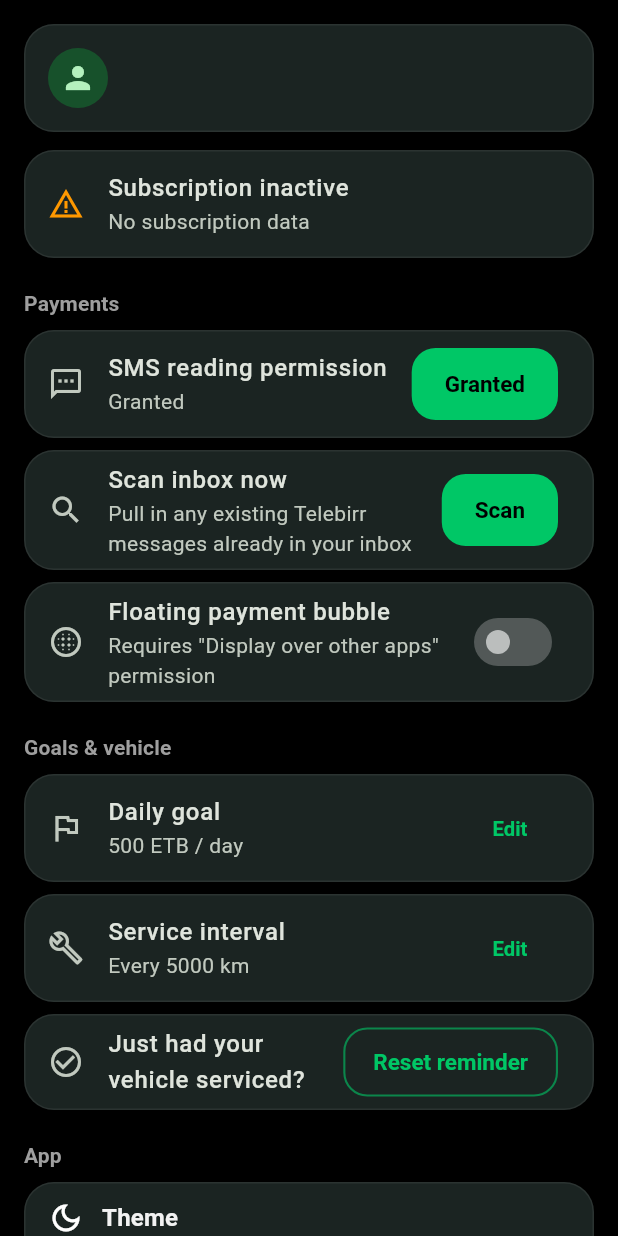
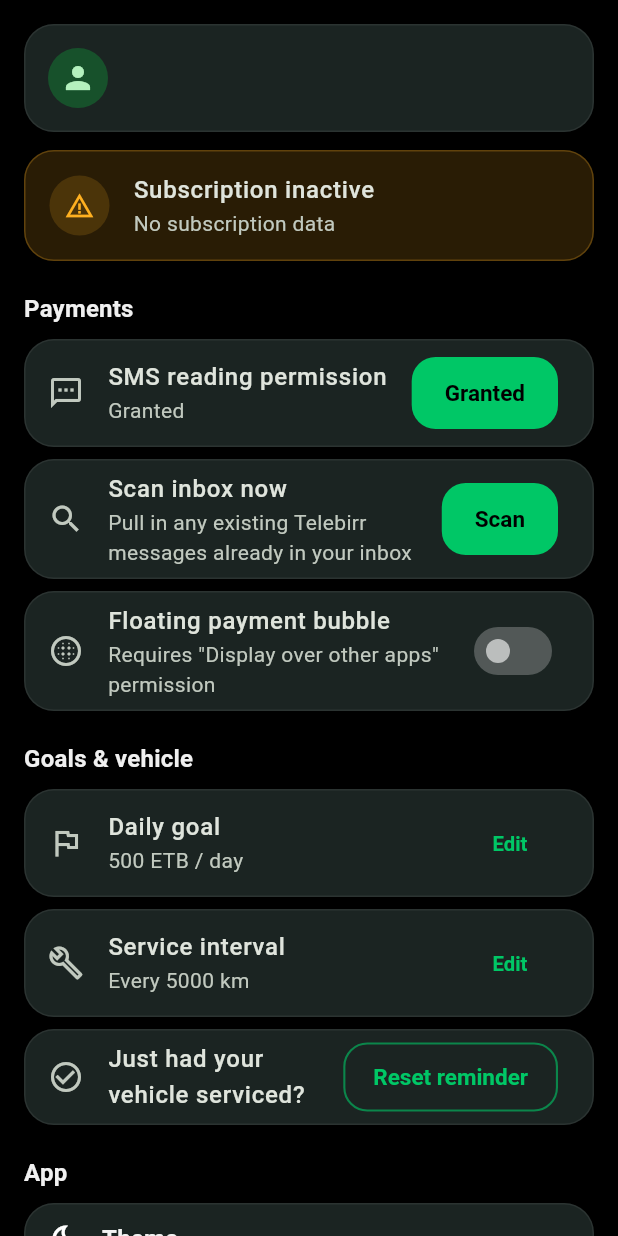
Before and after one commit to yohanness16/taxipay_mobile, a Flutter app: the SettingsScreen screen opened directly, on a phone screen of 412 x 824 dp. Run offline on Flutter 3.47's test engine with Material 3 defaults, Android fonts, the phone set to English and light mode, and no system bars; our stand-ins replace audioplayers, connectivity_plus, csv, fl_chart, flutter_local_notifications, flutter_secure_storage and 4 more; missing offline and left inert: flutter_overlay_window, telephony; accounts and stored records are empty; network calls fail.

Commit message:
feat(ui): rework the settings and onboarding screens
Visual pass on the shared design system, plus the analyzer fixes below.
All localization keys and user-visible strings are byte-identical.

Settings rows, section groupings and toggles move onto the shared
surface/spacing/radius tokens, and onboarding's pages pick up consistent
entrance motion so the walkthrough no longer feels like a different app
from the one it introduces.

The substantive part is dark mode. Both screens leaned on hardcoded
light-mode greys for card fills, captions and dividers, which rendered as
pale blocks and near-invisible text once the surface underneath went
black. Those now come from the role-based neutrals, and the raw Material
swatches used as semantic accents are replaced by the tuned tokens.

Fixes the pre-existing use_build_context_synchronously warnings in
settings_screen (permission and overlay-start flows both awaited before
touching context) and migrates the remaining deprecated withOpacity
calls in both files.

Co-Authored-By: Claude <noreply@anthropic.com>

```diff
--- a/lib/screens/settings_screen.dart
+++ b/lib/screens/settings_screen.dart
@@ -10,7 +10,9 @@ import '../services/overlay_service.dart';
 import '../services/ride_manager.dart';
 import '../services/sms_reader.dart';
 import '../services/subscription_manager.dart';
+import '../theme/app_theme.dart';
 import '../theme/theme_controller.dart';
+import '../widgets/modern_widgets.dart';
 import 'registration_screen.dart';
 
 class SettingsScreen extends StatefulWidget {
@@ -62,12 +64,14 @@ class _SettingsScreenState extends State<SettingsScreen> with WidgetsBindingObse
   Future<void> _load() async {
     final auth = context.read<AuthService>();
     final driverSettings = context.read<DriverSettingsService>();
+    final subscriptions = context.read<SubscriptionManager>();
+    final smsReader = context.read<SmsReader>();
     final name = await auth.name;
     final phone = await auth.phone;
-    final subscription = await context.read<SubscriptionManager>().checkSubscriptionStatus(phone ?? '');
+    final subscription = await subscriptions.checkSubscriptionStatus(phone ?? '');
     final goal = await driverSettings.getDailyGoal();
     final interval = await driverSettings.getServiceIntervalKm();
-    final smsGranted = await context.read<SmsReader>().hasPermissions();
+    final smsGranted = await smsReader.hasPermissions();
     if (!mounted) return;
     setState(() {
       _name = name;
@@ -150,6 +154,7 @@ class _SettingsScreenState extends State<SettingsScreen> with WidgetsBindingObse
       if (mounted) setState(() => _overlayBusy = false);
     }
   }
+
   Future<void> _scanInboxNow() async {
     setState(() => _scanning = true);
     try {
@@ -182,6 +187,7 @@ class _SettingsScreenState extends State<SettingsScreen> with WidgetsBindingObse
   }
 
   Future<void> _editDailyGoal() async {
+    final driverSettings = context.read<DriverSettingsService>();
     final ctrl = TextEditingController(text: _dailyGoal.toStringAsFixed(0));
     final result = await showDialog<double>(
       context: context,
@@ -202,11 +208,13 @@ class _SettingsScreenState extends State<SettingsScreen> with WidgetsBindingObse
       ),
     );
     if (result == null || result <= 0) return;
-    await context.read<DriverSettingsService>().setDailyGoal(result);
+    await driverSettings.setDailyGoal(result);
+    if (!mounted) return;
     setState(() => _dailyGoal = result);
   }
 
   Future<void> _editServiceInterval() async {
+    final driverSettings = context.read<DriverSettingsService>();
     final ctrl = TextEditingController(text: _serviceIntervalKm.toStringAsFixed(0));
     final result = await showDialog<double>(
       context: context,
@@ -227,7 +235,8 @@ class _SettingsScreenState extends State<SettingsScreen> with WidgetsBindingObse
       ),
     );
     if (result == null || result <= 0) return;
-    await context.read<DriverSettingsService>().setServiceIntervalKm(result);
+    await driverSettings.setServiceIntervalKm(result);
+    if (!mounted) return;
     setState(() => _serviceIntervalKm = result);
   }
 
@@ -263,21 +272,30 @@ class _SettingsScreenState extends State<SettingsScreen> with WidgetsBindingObse
     return Scaffold(
       appBar: widget.showAppBar ? AppBar(title: Text(strings.t('settings'))) : null,
       body: ListView(
-        padding: const EdgeInsets.all(16),
+        padding: const EdgeInsets.all(AppTheme.s4),
         children: [
-          Card(
+          // --- Profile ---
+          FadeSlideIn(
+            index: 0,
+            child: Card(
               child: ListTile(
                 leading: const CircleAvatar(child: Icon(Icons.person)),
                 title: Text(_name ?? '...'),
                 subtitle: Text(_phone ?? ''),
               ),
             ),
-          const SizedBox(height: 12),
-          Card(
+          ),
+          const SizedBox(height: AppTheme.s3),
+          // --- Subscription ---
+          FadeSlideIn(
+            index: 1,
+            child: SoftCard(
+              accent: _subscription?.paid == true ? AppTheme.primary : AppTheme.accentAmber,
+              padding: EdgeInsets.zero,
               child: ListTile(
-              leading: Icon(
-                _subscription?.paid == true ? Icons.verified : Icons.warning_amber,
-                color: _subscription?.paid == true ? Colors.green : Colors.orange,
+                leading: IconBadge(
+                  icon: _subscription?.paid == true ? Icons.verified : Icons.warning_amber,
+                  color: _subscription?.paid == true ? AppTheme.primary : AppTheme.accentAmber,
                 ),
                 title: Text(_subscription?.paid == true ? 'Subscription active' : 'Subscription inactive'),
                 subtitle: Text(
@@ -287,11 +305,15 @@ class _SettingsScreenState extends State<SettingsScreen> with WidgetsBindingObse
                 ),
               ),
             ),
+          ),
 
-          const SizedBox(height: 20),
-          Text('Payments', style: Theme.of(context).textTheme.titleSmall?.copyWith(color: Colors.grey)),
-          const SizedBox(height: 8),
-          Card(
+          const SizedBox(height: AppTheme.s5),
+          // --- Payments section ---
+          FadeSlideIn(index: 2, child: SectionHeader(title: 'Payments')),
+          const SizedBox(height: AppTheme.s2),
+          FadeSlideIn(
+            index: 3,
+            child: Card(
               child: ListTile(
                 leading: const Icon(Icons.sms_outlined),
                 title: const Text('SMS reading permission'),
@@ -299,17 +321,23 @@ class _SettingsScreenState extends State<SettingsScreen> with WidgetsBindingObse
                 trailing: FilledButton(
                   onPressed: _smsPermissionBusy ? null : _requestSmsPermission,
                   child: _smsPermissionBusy
-                    ? const SizedBox(
+                      ? SizedBox(
                           height: 16,
                           width: 16,
-                        child: CircularProgressIndicator(strokeWidth: 2, color: Colors.white),
+                          child: CircularProgressIndicator(
+                            strokeWidth: 2,
+                            color: context.isDark ? Colors.black : Colors.white,
+                          ),
                         )
                       : Text(_smsPermissionGranted ? 'Granted' : 'Grant'),
                 ),
               ),
             ),
-          const SizedBox(height: 8),
-          Card(
+          ),
+          const SizedBox(height: AppTheme.s2),
+          FadeSlideIn(
+            index: 4,
+            child: Card(
               child: ListTile(
                 leading: const Icon(Icons.search),
                 title: Text(strings.t('scan_inbox')),
@@ -319,8 +347,11 @@ class _SettingsScreenState extends State<SettingsScreen> with WidgetsBindingObse
                     : FilledButton(onPressed: _scanInboxNow, child: const Text('Scan')),
               ),
             ),
-          const SizedBox(height: 8),
-          Card(
+          ),
+          const SizedBox(height: AppTheme.s2),
+          FadeSlideIn(
+            index: 5,
+            child: Card(
               child: SwitchListTile(
                 secondary: const Icon(Icons.blur_circular),
                 title: const Text('Floating payment bubble'),
@@ -335,11 +366,15 @@ class _SettingsScreenState extends State<SettingsScreen> with WidgetsBindingObse
                 onChanged: _overlayBusy ? null : (_) => _toggleOverlay(),
               ),
             ),
+          ),
 
-          const SizedBox(height: 20),
-          Text('Goals & vehicle', style: Theme.of(context).textTheme.titleSmall?.copyWith(color: Colors.grey)),
-          const SizedBox(height: 8),
-          Card(
+          const SizedBox(height: AppTheme.s5),
+          // --- Goals & vehicle section ---
+          FadeSlideIn(index: 6, child: SectionHeader(title: 'Goals & vehicle')),
+          const SizedBox(height: AppTheme.s2),
+          FadeSlideIn(
+            index: 7,
+            child: Card(
               child: ListTile(
                 leading: const Icon(Icons.flag_outlined),
                 title: Text(strings.t('daily_goal')),
@@ -347,8 +382,11 @@ class _SettingsScreenState extends State<SettingsScreen> with WidgetsBindingObse
                 trailing: TextButton(onPressed: _editDailyGoal, child: const Text('Edit')),
               ),
             ),
-          const SizedBox(height: 8),
-          Card(
+          ),
+          const SizedBox(height: AppTheme.s2),
+          FadeSlideIn(
+            index: 8,
+            child: Card(
               child: ListTile(
                 leading: const Icon(Icons.build_outlined),
                 title: const Text('Service interval'),
@@ -356,34 +394,41 @@ class _SettingsScreenState extends State<SettingsScreen> with WidgetsBindingObse
                 trailing: TextButton(onPressed: _editServiceInterval, child: const Text('Edit')),
               ),
             ),
-          const SizedBox(height: 8),
-          Card(
+          ),
+          const SizedBox(height: AppTheme.s2),
+          FadeSlideIn(
+            index: 9,
+            child: Card(
               child: ListTile(
                 leading: const Icon(Icons.check_circle_outline),
                 title: const Text('Just had your vehicle serviced?'),
                 trailing: OutlinedButton(onPressed: _markServiceDone, child: const Text('Reset reminder')),
               ),
             ),
+          ),
 
-          const SizedBox(height: 20),
-          Text('App', style: Theme.of(context).textTheme.titleSmall?.copyWith(color: Colors.grey)),
-          const SizedBox(height: 8),
-          Card(
+          const SizedBox(height: AppTheme.s5),
+          // --- App section ---
+          FadeSlideIn(index: 10, child: SectionHeader(title: 'App')),
+          const SizedBox(height: AppTheme.s2),
+          FadeSlideIn(
+            index: 11,
+            child: Card(
               child: Padding(
-              padding: const EdgeInsets.fromLTRB(16, 12, 16, 14),
+                padding: const EdgeInsets.fromLTRB(AppTheme.s4, AppTheme.s3, AppTheme.s4, AppTheme.s4),
                 child: Column(
                   crossAxisAlignment: CrossAxisAlignment.start,
                   children: [
                     Row(
                       children: [
                         const Icon(Icons.dark_mode_outlined),
-                      const SizedBox(width: 12),
+                        const SizedBox(width: AppTheme.s3),
                         Text('Theme', style: Theme.of(context).textTheme.titleMedium),
                       ],
                     ),
-                  const SizedBox(height: 12),
-                  Builder(builder: (context) {
-                    final themeController = context.watch<ThemeController>();
+                    const SizedBox(height: AppTheme.s3),
+                    Builder(builder: (innerContext) {
+                      final themeController = innerContext.watch<ThemeController>();
                       return SegmentedButton<ThemeMode>(
                         segments: const [
                           ButtonSegment(value: ThemeMode.dark, icon: Icon(Icons.dark_mode), label: Text('Dark')),
@@ -398,8 +443,11 @@ class _SettingsScreenState extends State<SettingsScreen> with WidgetsBindingObse
                 ),
               ),
             ),
-          const SizedBox(height: 8),
-          Card(
+          ),
+          const SizedBox(height: AppTheme.s2),
+          FadeSlideIn(
+            index: 12,
+            child: Card(
               child: ListTile(
                 leading: const Icon(Icons.language),
                 title: Text(strings.t('language')),
@@ -413,8 +461,11 @@ class _SettingsScreenState extends State<SettingsScreen> with WidgetsBindingObse
                 ),
               ),
             ),
-          const SizedBox(height: 8),
-          Card(
+          ),
+          const SizedBox(height: AppTheme.s2),
+          FadeSlideIn(
+            index: 13,
+            child: Card(
               child: ListTile(
                 leading: const Icon(Icons.ios_share),
                 title: Text(strings.t('export_backup')),
@@ -422,12 +473,16 @@ class _SettingsScreenState extends State<SettingsScreen> with WidgetsBindingObse
                 trailing: FilledButton(onPressed: _exportData, child: const Text('Export')),
               ),
             ),
+          ),
 
-          const SizedBox(height: 24),
-          OutlinedButton.icon(
+          const SizedBox(height: AppTheme.s6),
+          FadeSlideIn(
+            index: 14,
+            child: OutlinedButton.icon(
               onPressed: _logout,
               icon: const Icon(Icons.logout),
               label: Text(strings.t('log_out')),
+            ),
           ),
         ],
       ),
```
Also changed, not shown: lib/screens/onboarding_screen.dart (+63 -36 lines). Lines whose indentation alone changed are shown as unchanged.
